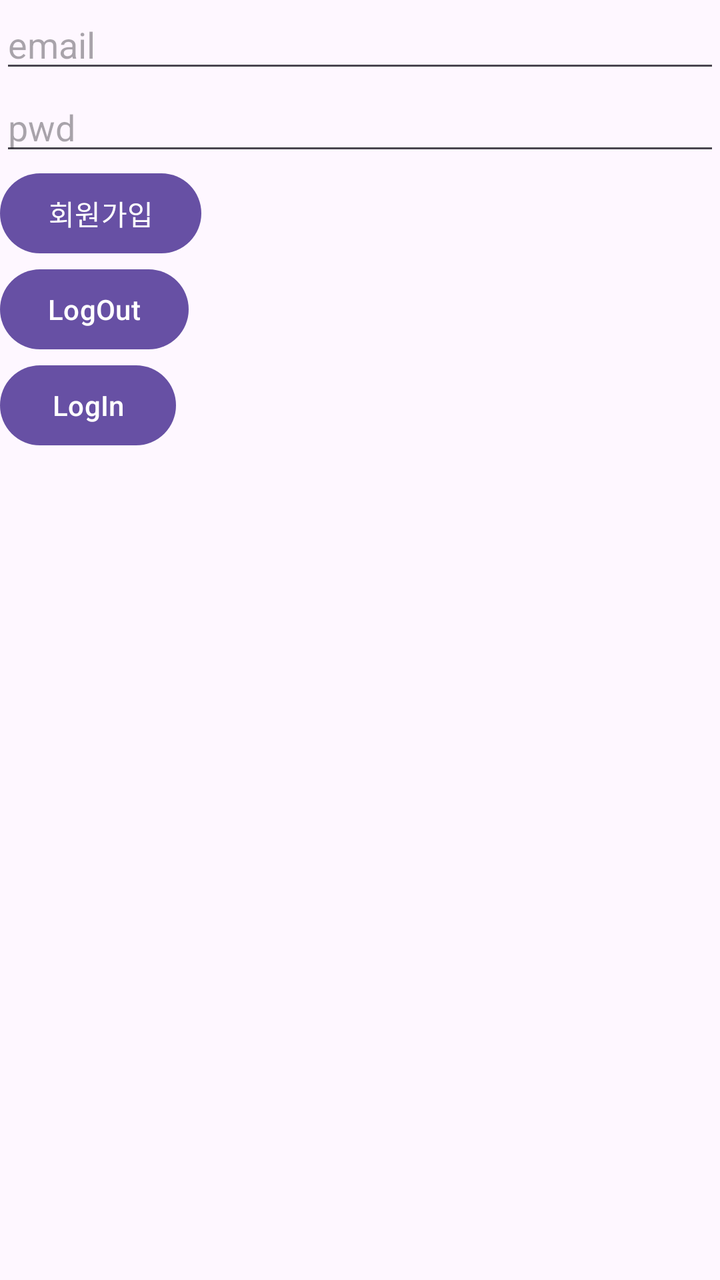
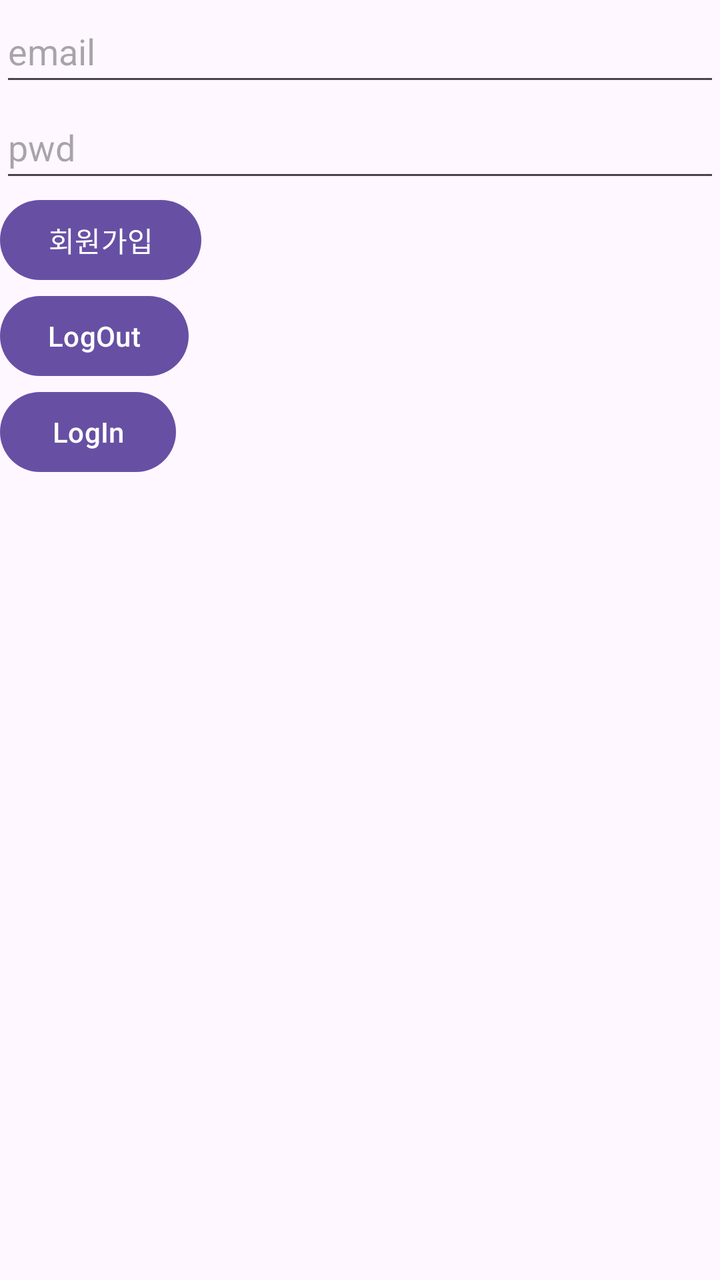

Before-and-after screenshots of an Android layout around one commit, followed by the original layout XML and the change that was made.
<!-- AndroidManifest.xml: application theme Theme.MyFireBase -->
<!-- res/layout/activity_main.xml -->
<?xml version="1.0" encoding="utf-8"?>
<LinearLayout
    xmlns:android="http://schemas.android.com/apk/res/android"
    xmlns:app="http://schemas.android.com/apk/res-auto"
    xmlns:tools="http://schemas.android.com/tools"
    android:id="@+id/main"
    android:orientation="vertical"
    android:layout_width="match_parent"
    android:layout_height="match_parent"
    tools:context=".MainActivity">

    <EditText
        android:id="@+id/emailArea"
        android:hint="email"
        android:layout_width="match_parent"
        android:layout_height="wrap_content"/>
    <EditText
        android:id="@+id/pwdArea"
        android:hint="pwd"
        android:layout_width="match_parent"
        android:layout_height="wrap_content"/>
    <Button
        android:id="@+id/joinBtn"
        android:text="회원가입"
        android:layout_width="wrap_content"
        android:layout_height="wrap_content"/>
    <Button
        android:id="@+id/logoutBtn"
        android:text="LogOut"
        android:layout_width="wrap_content"
        android:layout_height="wrap_content"/>
    <Button
        android:id="@+id/logInBtn"
        android:text="LogIn"
        android:layout_width="wrap_content"
        android:layout_height="wrap_content"/>


</LinearLayout>
<!-- resources referenced by this layout -->
<resources>
  <style name="Theme.MyFireBase" parent="Base.Theme.MyFireBase" />
  <style name="Base.Theme.MyFireBase" parent="Theme.Material3.DayNight.NoActionBar">
          
          
      </style>
</resources>

<!-- the commit's change to res/layout/activity_main.xml (unified diff, before → after) -->
@@ -13,12 +13,15 @@
         android:id="@+id/emailArea"
         android:hint="email"
         android:layout_width="match_parent"
-        android:layout_height="wrap_content"/>
+        android:layout_height="wrap_content"
+        android:minHeight="48dp"/>
     <EditText
         android:id="@+id/pwdArea"
         android:hint="pwd"
+        android:inputType="textPassword"
         android:layout_width="match_parent"
-        android:layout_height="wrap_content"/>
+        android:layout_height="wrap_content"
+        android:minHeight="48dp"/>
     <Button
         android:id="@+id/joinBtn"
         android:text="회원가입"
